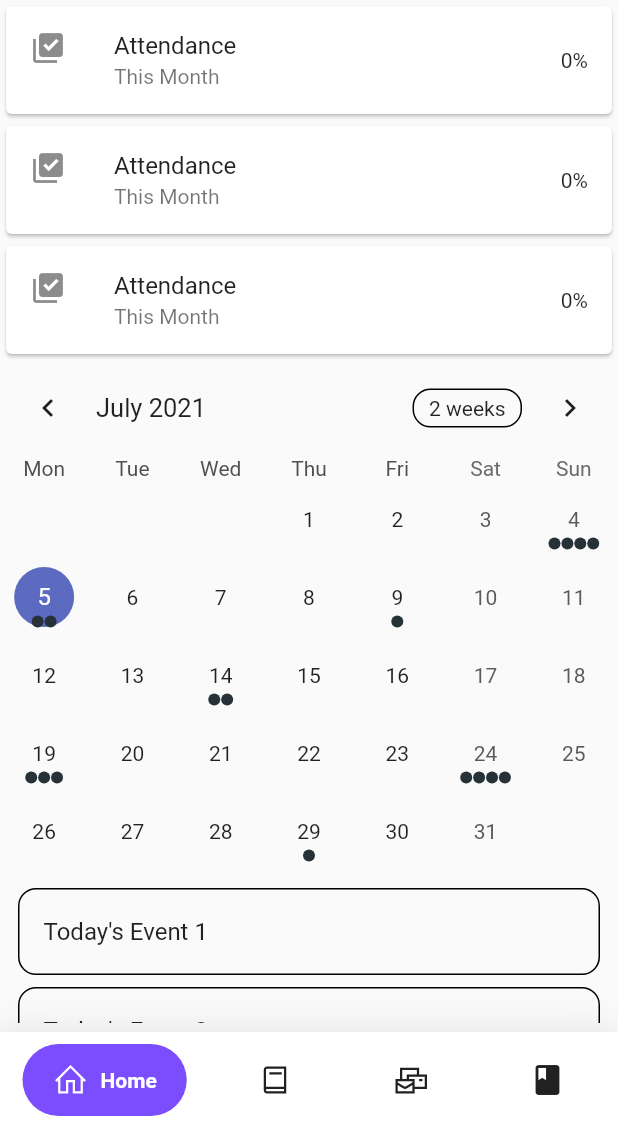
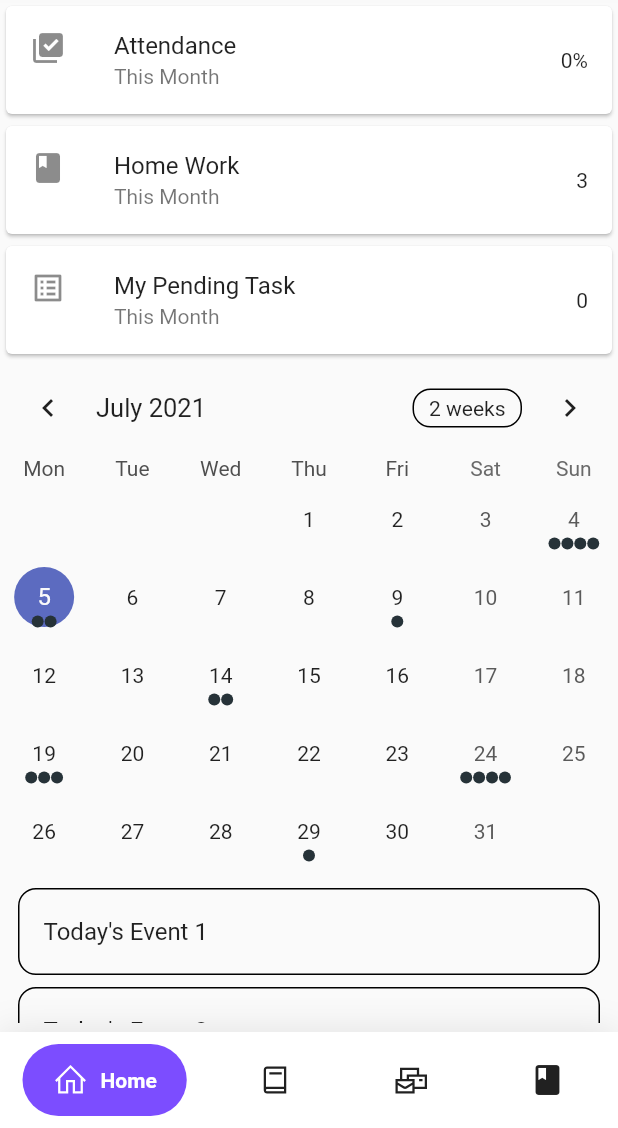
Before and after one commit to venkat9507/school-app, a Flutter app: the screen it shows after launch, on a phone screen of 412 x 824 dp, the part 108-1236 px from its top. Run offline on Flutter 3.47's test engine with Material 2 defaults, Android fonts, the light colour scheme and no system bars; drawn by our look-alikes of google_nav_bar, table_calendar; our stand-ins replace animated_text_kit, carousel_slider, circular_profile_avatar, cloud_firestore, firebase_auth, firebase_core and 3 more; accounts and stored records are empty.

Commit message:
home page edited

```diff
--- a/lib/screens/Sidemenu/homePage/home_page.dart
+++ b/lib/screens/Sidemenu/homePage/home_page.dart
@@ -39,20 +39,20 @@ class _HomePageState extends State<HomePage> {
                 Card(
                   color: Colors.white,
                   child: ListTile(
-                    leading:Icon(Icons.library_add_check),
-                    title: Text('Attendance'),
+                    leading:Icon(Icons.book),
+                    title: Text('Home Work'),
                     subtitle: Text('This Month'),
-                    trailing: Text('0%'),
+                    trailing: Text('3'),
                   ),
 
                 ),
                 Card(
                   color: Colors.white,
                   child: ListTile(
-                    leading:Icon(Icons.library_add_check),
-                    title: Text('Attendance'),
+                    leading:Icon(Icons.list_alt),
+                    title: Text('My Pending Task'),
                     subtitle: Text('This Month'),
-                    trailing: Text('0%'),
+                    trailing: Text('0'),
                   ),
 
                 ),
```
